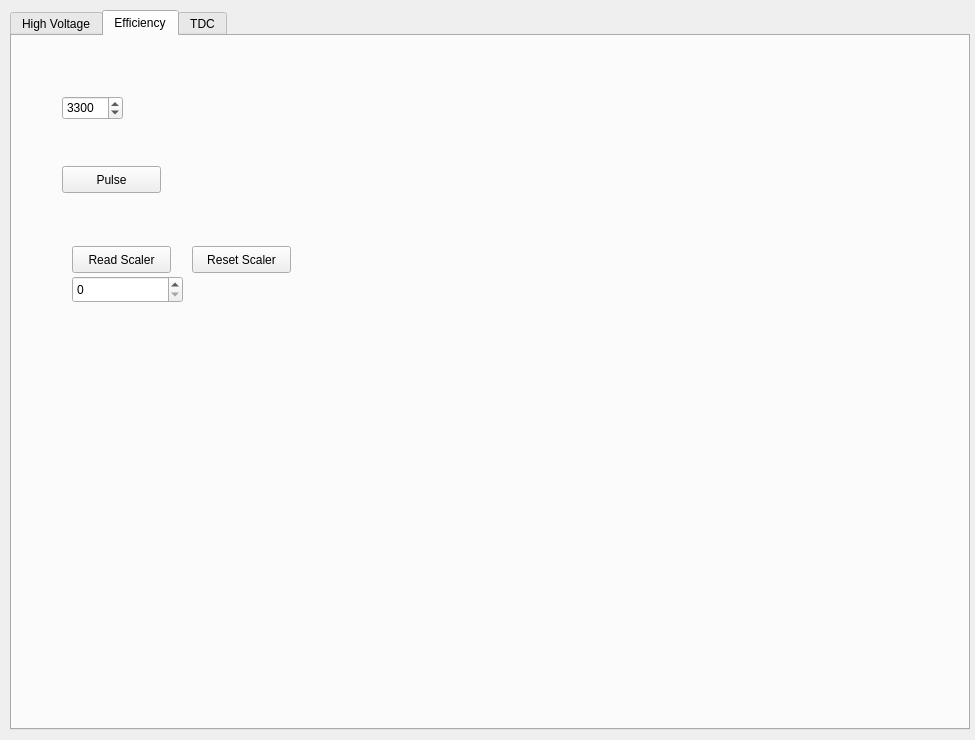
First picture: the form in ui/mainwindow.ui, repository aleonard-cern/MuonExperiments, before the edit.
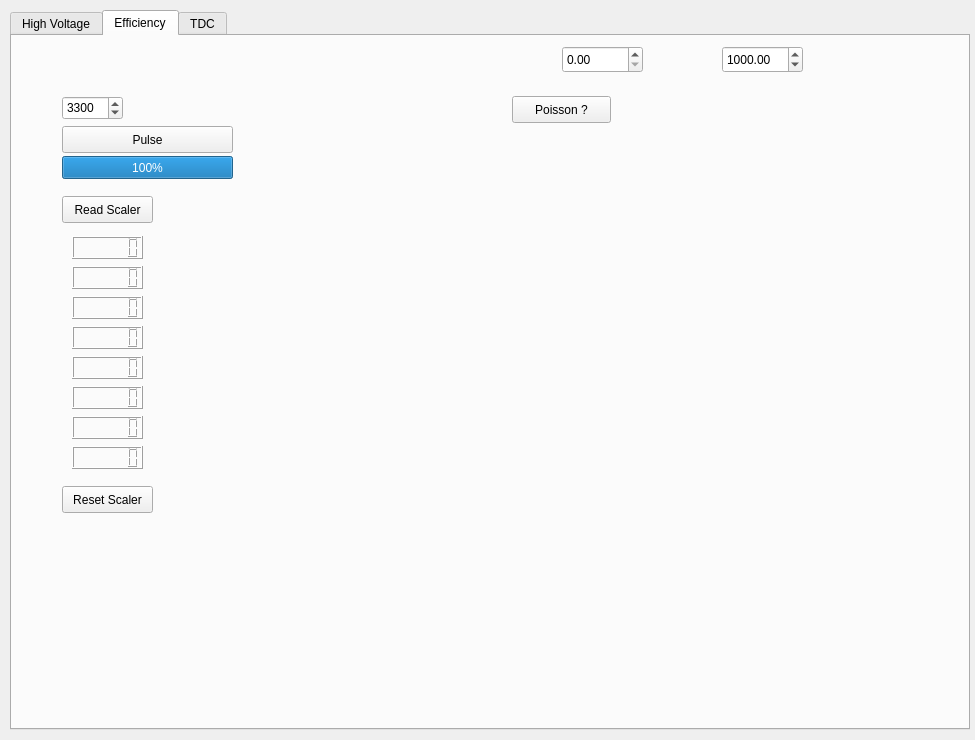
Second picture: the form after the edit. Icons and pictures are not drawn. Custom widgets are drawn as their Qt base class.

Commit message: In progress to Poisson distribution

Diff of the .ui file:
```diff
--- a/ui/mainwindow.ui
+++ b/ui/mainwindow.ui
@@ -3340,8 +3340,8 @@
       <property name="geometry">
        <rect>
         <x>50</x>
-        <y>130</y>
-        <width>99</width>
+        <y>90</y>
+        <width>171</width>
         <height>27</height>
        </rect>
       </property>
@@ -3349,25 +3349,12 @@
        <string>Pulse</string>
       </property>
      </widget>
-     <widget class="QSpinBox" name="scaler_value_spinBox">
-      <property name="geometry">
-       <rect>
-        <x>60</x>
-        <y>240</y>
-        <width>111</width>
-        <height>27</height>
-       </rect>
-      </property>
-      <property name="maximum">
-       <number>99999999</number>
-      </property>
-     </widget>
      <widget class="QPushButton" name="read_scalaer_value_pushButton">
       <property name="geometry">
        <rect>
-        <x>60</x>
-        <y>210</y>
-        <width>99</width>
+        <x>50</x>
+        <y>160</y>
+        <width>91</width>
         <height>27</height>
        </rect>
       </property>
@@ -3378,9 +3365,9 @@
      <widget class="QPushButton" name="reset_scaler_pushButton">
       <property name="geometry">
        <rect>
-        <x>180</x>
-        <y>210</y>
-        <width>99</width>
+        <x>50</x>
+        <y>450</y>
+        <width>91</width>
         <height>27</height>
        </rect>
       </property>
@@ -3388,6 +3375,182 @@
        <string>Reset Scaler</string>
       </property>
      </widget>
+     <widget class="QWidget" name="widget" native="true">
+      <property name="geometry">
+       <rect>
+        <x>50</x>
+        <y>190</y>
+        <width>91</width>
+        <height>251</height>
+       </rect>
+      </property>
+      <widget class="QLCDNumber" name="scaler_ch7_lcdNumber">
+       <property name="geometry">
+        <rect>
+         <x>10</x>
+         <y>220</y>
+         <width>71</width>
+         <height>23</height>
+        </rect>
+       </property>
+       <property name="digitCount">
+        <number>6</number>
+       </property>
+      </widget>
+      <widget class="QLCDNumber" name="scaler_ch2_lcdNumber">
+       <property name="geometry">
+        <rect>
+         <x>10</x>
+         <y>70</y>
+         <width>71</width>
+         <height>23</height>
+        </rect>
+       </property>
+       <property name="digitCount">
+        <number>6</number>
+       </property>
+      </widget>
+      <widget class="QLCDNumber" name="scaler_ch5_lcdNumber">
+       <property name="geometry">
+        <rect>
+         <x>10</x>
+         <y>160</y>
+         <width>71</width>
+         <height>23</height>
+        </rect>
+       </property>
+       <property name="digitCount">
+        <number>6</number>
+       </property>
+      </widget>
+      <widget class="QLCDNumber" name="scaler_ch0_lcdNumber">
+       <property name="geometry">
+        <rect>
+         <x>10</x>
+         <y>10</y>
+         <width>71</width>
+         <height>23</height>
+        </rect>
+       </property>
+       <property name="digitCount">
+        <number>6</number>
+       </property>
+      </widget>
+      <widget class="QLCDNumber" name="scaler_ch6_lcdNumber">
+       <property name="geometry">
+        <rect>
+         <x>10</x>
+         <y>190</y>
+         <width>71</width>
+         <height>23</height>
+        </rect>
+       </property>
+       <property name="digitCount">
+        <number>6</number>
+       </property>
+      </widget>
+      <widget class="QLCDNumber" name="scaler_ch3_lcdNumber">
+       <property name="geometry">
+        <rect>
+         <x>10</x>
+         <y>100</y>
+         <width>71</width>
+         <height>23</height>
+        </rect>
+       </property>
+       <property name="digitCount">
+        <number>6</number>
+       </property>
+      </widget>
+      <widget class="QLCDNumber" name="scaler_ch1_lcdNumber">
+       <property name="geometry">
+        <rect>
+         <x>10</x>
+         <y>40</y>
+         <width>71</width>
+         <height>23</height>
+        </rect>
+       </property>
+       <property name="digitCount">
+        <number>6</number>
+       </property>
+      </widget>
+      <widget class="QLCDNumber" name="scaler_ch4_lcdNumber">
+       <property name="geometry">
+        <rect>
+         <x>10</x>
+         <y>130</y>
+         <width>71</width>
+         <height>23</height>
+        </rect>
+       </property>
+       <property name="digitCount">
+        <number>6</number>
+       </property>
+      </widget>
+     </widget>
+     <widget class="QProgressBar" name="pulse_progressBar">
+      <property name="geometry">
+       <rect>
+        <x>50</x>
+        <y>120</y>
+        <width>171</width>
+        <height>23</height>
+       </rect>
+      </property>
+      <property name="value">
+       <number>100</number>
+      </property>
+     </widget>
+     <widget class="QPushButton" name="poisson_pushButton">
+      <property name="geometry">
+       <rect>
+        <x>500</x>
+        <y>60</y>
+        <width>99</width>
+        <height>27</height>
+       </rect>
+      </property>
+      <property name="text">
+       <string>Poisson ?</string>
+      </property>
+     </widget>
+     <widget class="QCustomPlot" name="poisson_widgets" native="true">
+      <property name="geometry">
+       <rect>
+        <x>500</x>
+        <y>110</y>
+        <width>371</width>
+        <height>431</height>
+       </rect>
+      </property>
+     </widget>
+     <widget class="QDoubleSpinBox" name="doubleSpinBox_cmin">
+      <property name="geometry">
+       <rect>
+        <x>550</x>
+        <y>10</y>
+        <width>81</width>
+        <height>27</height>
+       </rect>
+      </property>
+     </widget>
+     <widget class="QDoubleSpinBox" name="doubleSpinBox_cmax">
+      <property name="geometry">
+       <rect>
+        <x>710</x>
+        <y>10</y>
+        <width>81</width>
+        <height>27</height>
+       </rect>
+      </property>
+      <property name="maximum">
+       <double>5000.000000000000000</double>
+      </property>
+      <property name="value">
+       <double>1000.000000000000000</double>
+      </property>
+     </widget>
     </widget>
     <widget class="QWidget" name="tab_3">
      <attribute name="title">
```
The commit also changes 2 other files.
